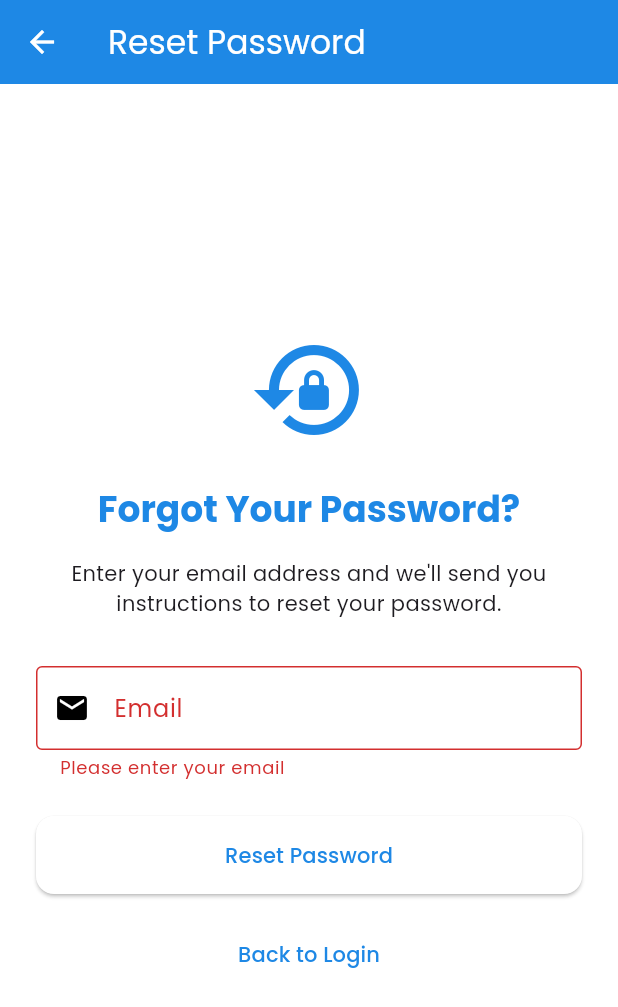
After one commit to pixelPanda123/football-coach-app, a Flutter app: the ResetPasswordScreen screen opened directly, after a tap on "Reset Password", on a phone screen of 412 x 824 dp. The commit adds this screen. Shown: the top 1007 px of the screen. Run offline on Flutter 3.47's test engine with Material 3 defaults, Android fonts, the phone set to English and light mode, and no system bars; our stand-ins replace fl_chart, google_fonts, shared_preferences; accounts and stored records are empty.

Commit message:
Add simple password reset functionality

```diff
--- /dev/null
+++ b/petra_coach_app/devtools_options.yaml
@@ -0,0 +1,3 @@
+description: This file stores settings for Dart & Flutter DevTools.
+documentation: https://docs.flutter.dev/tools/devtools/extensions#configure-extension-enablement-states
+extensions:
--- a/petra_coach_app/lib/screens/auth/login_screen.dart
+++ b/petra_coach_app/lib/screens/auth/login_screen.dart
@@ -5,6 +5,7 @@ import '../../services/auth_service.dart';
 import '../coach/coach_dashboard.dart';
 import '../head_coach/head_coach_dashboard.dart';
 import '../student/student_dashboard.dart';
+import 'reset_password_screen.dart';
 
 class LoginScreen extends StatefulWidget {
   const LoginScreen({Key? key}) : super(key: key);
@@ -149,7 +150,24 @@ class _LoginScreenState extends State<LoginScreen> {
                     return null;
                   },
                 ),
-                const SizedBox(height: 24),
+                const SizedBox(height: 8),
+
+                // Add Forgot Password Button
+                Align(
+                  alignment: Alignment.centerRight,
+                  child: TextButton(
+                    onPressed: () {
+                      Navigator.push(
+                        context,
+                        MaterialPageRoute(
+                          builder: (context) => const ResetPasswordScreen(),
+                        ),
+                      );
+                    },
+                    child: const Text('Forgot Password?'),
+                  ),
+                ),
+                const SizedBox(height: 16),
 
                 // Login Button
                 ElevatedButton(
--- /dev/null
+++ b/petra_coach_app/lib/screens/auth/reset_password_screen.dart
@@ -0,0 +1,134 @@
+import 'package:flutter/material.dart';
+import 'package:provider/provider.dart';
+import '../../constants/theme.dart';
+import '../../services/auth_service.dart';
+
+class ResetPasswordScreen extends StatefulWidget {
+  const ResetPasswordScreen({Key? key}) : super(key: key);
+
+  @override
+  State<ResetPasswordScreen> createState() => _ResetPasswordScreenState();
+}
+
+class _ResetPasswordScreenState extends State<ResetPasswordScreen> {
+  final _formKey = GlobalKey<FormState>();
+  final _emailController = TextEditingController();
+
+  @override
+  void dispose() {
+    _emailController.dispose();
+    super.dispose();
+  }
+
+  void _handleResetPassword() async {
+    if (_formKey.currentState!.validate()) {
+      final success = await context.read<AuthService>().resetPassword(
+        _emailController.text,
+      );
+
+      if (!mounted) return;
+
+      if (success) {
+        ScaffoldMessenger.of(context).showSnackBar(
+          const SnackBar(
+            content: Text('Password reset instructions sent to your email'),
+            backgroundColor: AppTheme.successColor,
+          ),
+        );
+        Navigator.pop(context);
+      } else {
+        ScaffoldMessenger.of(context).showSnackBar(
+          const SnackBar(
+            content: Text('Email not found'),
+            backgroundColor: AppTheme.errorColor,
+          ),
+        );
+      }
+    }
+  }
+
+  @override
+  Widget build(BuildContext context) {
+    final isLoading = context.watch<AuthService>().isLoading;
+
+    return Scaffold(
+      appBar: AppBar(
+        title: const Text('Reset Password'),
+      ),
+      body: Center(
+        child: SingleChildScrollView(
+          padding: const EdgeInsets.all(24),
+          child: Form(
+            key: _formKey,
+            child: Column(
+              mainAxisAlignment: MainAxisAlignment.center,
+              crossAxisAlignment: CrossAxisAlignment.stretch,
+              children: [
+                Icon(
+                  Icons.lock_reset,
+                  size: 80,
+                  color: AppTheme.primaryColor,
+                ),
+                const SizedBox(height: 24),
+                Text(
+                  'Forgot Your Password?',
+                  style: Theme.of(context).textTheme.headlineSmall?.copyWith(
+                        color: AppTheme.primaryColor,
+                        fontWeight: FontWeight.bold,
+                      ),
+                  textAlign: TextAlign.center,
+                ),
+                const SizedBox(height: 16),
+                const Text(
+                  'Enter your email address and we\'ll send you instructions to reset your password.',
+                  textAlign: TextAlign.center,
+                ),
+                const SizedBox(height: 32),
+                TextFormField(
+                  controller: _emailController,
+                  keyboardType: TextInputType.emailAddress,
+                  decoration: const InputDecoration(
+                    labelText: 'Email',
+                    hintText: 'Enter your email',
+                    prefixIcon: Icon(Icons.email),
+                    border: OutlineInputBorder(),
+                  ),
+                  validator: (value) {
+                    if (value == null || value.isEmpty) {
+                      return 'Please enter your email';
+                    }
+                    if (!value.contains('@')) {
+                      return 'Please enter a valid email';
+                    }
+                    return null;
+                  },
+                ),
+                const SizedBox(height: 24),
+                ElevatedButton(
+                  onPressed: isLoading ? null : _handleResetPassword,
+                  style: ElevatedButton.styleFrom(
+                    padding: const EdgeInsets.symmetric(vertical: 16),
+                  ),
+                  child: isLoading
+                      ? const SizedBox(
+                          height: 20,
+                          width: 20,
+                          child: CircularProgressIndicator(
+                            strokeWidth: 2,
+                          ),
+                        )
+                      : const Text('Reset Password'),
+                ),
+                const SizedBox(height: 16),
+                TextButton(
+                  onPressed: () => Navigator.pop(context),
+                  child: const Text('Back to Login'),
+                ),
+              ],
+            ),
+          ),
+        ),
+      ),
+    );
+  }
+}
--- a/petra_coach_app/lib/services/auth_service.dart
+++ b/petra_coach_app/lib/services/auth_service.dart
@@ -1,5 +1,5 @@
 import 'package:flutter/material.dart';
-import 'package:shared_preferences.dart';
+import 'package:shared_preferences/shared_preferences.dart';
 import '../models/user_model.dart';
 
 class AuthService extends ChangeNotifier {
@@ -96,4 +96,26 @@ class AuthService extends ChangeNotifier {
       notifyListeners();
     }
   }
+
+  Future<bool> resetPassword(String email) async {
+    try {
+      _isLoading = true;
+      notifyListeners();
+
+      // Simulate API call
+      await Future.delayed(const Duration(seconds: 2));
+
+      // In a real app, this would send a reset link to the user's email
+      // For demo, we'll just check if it's a valid demo email
+      if (email == 'student@petra.com' ||
+          email == 'coach@petra.com' ||
+          email == 'headcoach@petra.com') {
+        return true;
+      }
+      return false;
+    } finally {
+      _isLoading = false;
+      notifyListeners();
+    }
+  }
 }
```
